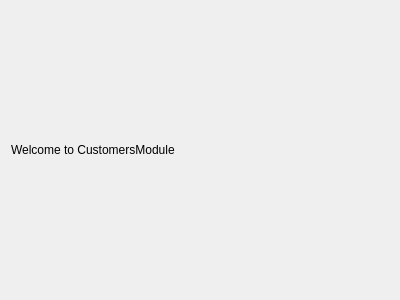
Old version of the form customers.ui in the repository WeWeBunnyX/HotelReservationSQL_Application.
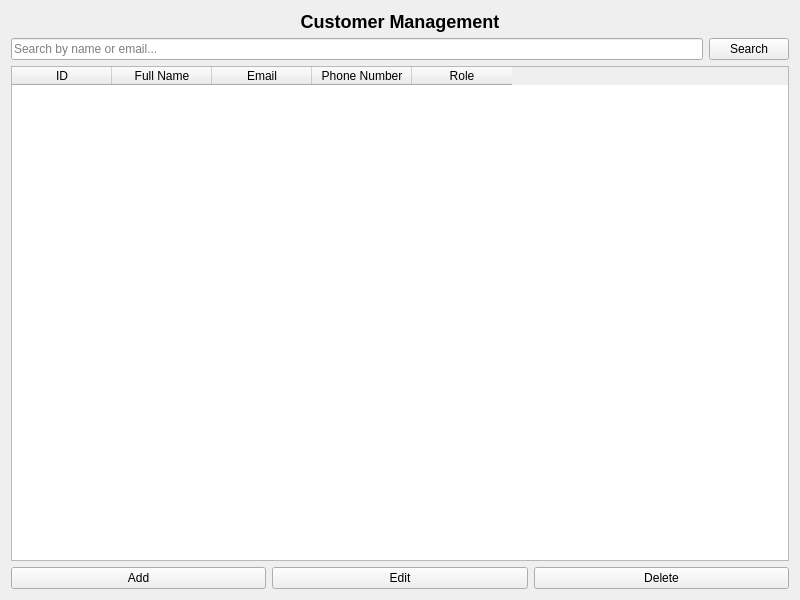
New version of the form.

```diff
--- a/customers.ui
+++ b/customers.ui
@@ -6,8 +6,8 @@
    <rect>
     <x>0</x>
     <y>0</y>
-    <width>400</width>
-    <height>300</height>
+    <width>800</width>
+    <height>600</height>
    </rect>
   </property>
   <property name="windowTitle">
@@ -17,10 +17,88 @@
    <item>
     <widget class="QLabel" name="label">
      <property name="text">
-      <string>Welcome to CustomersModule</string>
+      <string>Customer Management</string>
      </property>
+     <property name="alignment">
+      <set>Qt::AlignCenter</set>
+     </property>
+     <property name="styleSheet">
+      <string notr="true">font-weight: bold; font-size: 18px;</string>
+     </property>
     </widget>
    </item>
+   <item>
+    <layout class="QHBoxLayout" name="searchLayout">
+     <item>
+      <widget class="QLineEdit" name="searchLineEdit">
+       <property name="placeholderText">
+        <string>Search by name or email...</string>
+       </property>
+      </widget>
+     </item>
+     <item>
+      <widget class="QPushButton" name="searchButton">
+       <property name="text">
+        <string>Search</string>
+       </property>
+      </widget>
+     </item>
+    </layout>
+   </item>
+   <item>
+    <widget class="QTableWidget" name="customersTable">
+     <column>
+      <property name="text">
+       <string>ID</string>
+      </property>
+     </column>
+     <column>
+      <property name="text">
+       <string>Full Name</string>
+      </property>
+     </column>
+     <column>
+      <property name="text">
+       <string>Email</string>
+      </property>
+     </column>
+     <column>
+      <property name="text">
+       <string>Phone Number</string>
+      </property>
+     </column>
+     <column>
+      <property name="text">
+       <string>Role</string>
+      </property>
+     </column>
+    </widget>
+   </item>
+   <item>
+    <layout class="QHBoxLayout" name="buttonLayout">
+     <item>
+      <widget class="QPushButton" name="addButton">
+       <property name="text">
+        <string>Add</string>
+       </property>
+      </widget>
+     </item>
+     <item>
+      <widget class="QPushButton" name="editButton">
+       <property name="text">
+        <string>Edit</string>
+       </property>
+      </widget>
+     </item>
+     <item>
+      <widget class="QPushButton" name="deleteButton">
+       <property name="text">
+        <string>Delete</string>
+       </property>
+      </widget>
+     </item>
+    </layout>
+   </item>
   </layout>
  </widget>
  <resources/>
```
Left out of the diff: 6 changed lines with no effect on the pictures.
